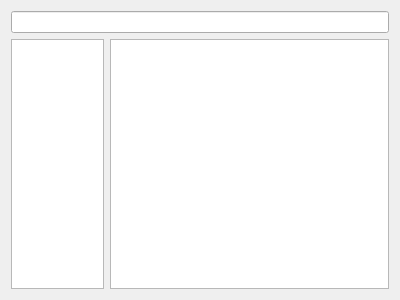
Above: fileexplorer.ui from theme/MangaLib before the change. Below: the same form after it.
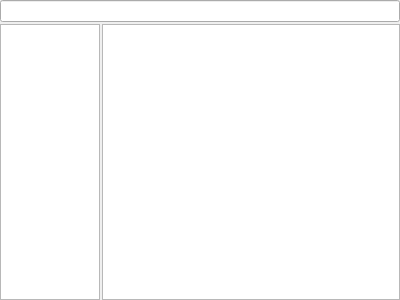
That is the form after the change.

Commit message: remove space in file explorer.

The edit to the form file:
```diff
--- a/fileexplorer.ui
+++ b/fileexplorer.ui
@@ -14,8 +14,23 @@
    <string>Form</string>
   </property>
   <layout class="QVBoxLayout" name="verticalLayout">
+   <property name="leftMargin">
+    <number>0</number>
+   </property>
+   <property name="topMargin">
+    <number>0</number>
+   </property>
+   <property name="rightMargin">
+    <number>0</number>
+   </property>
+   <property name="bottomMargin">
+    <number>0</number>
+   </property>
    <item>
     <layout class="QVBoxLayout" name="vLayout">
+     <property name="spacing">
+      <number>2</number>
+     </property>
      <item>
       <widget class="QLineEdit" name="pathEdit"/>
      </item>
```
